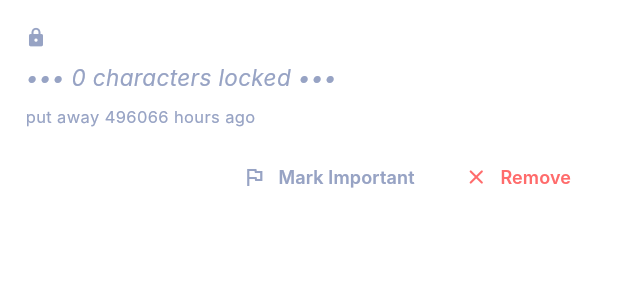
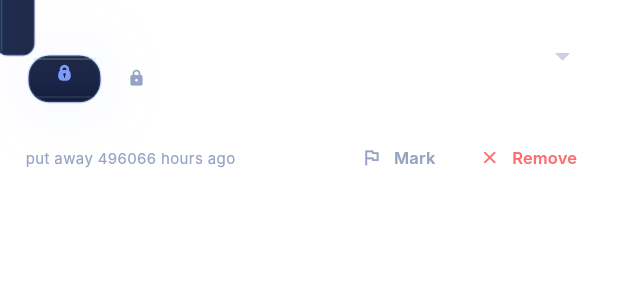
Before and after one commit to prashantgaihre5/Worry-Box, a Flutter app: the _WorryCard widget shown alone on an empty page, opened directly with empty values, on a phone screen of 412 x 824 dp. Shown: the top 300 px of the screen. Run offline on Flutter 3.47's test engine with Material 3 defaults, Android fonts, the phone set to English and light mode, and no system bars; our stand-ins replace audioplayers, shared_preferences; accounts and stored records are empty; Roboto replaces fonts that are missing (Inter).

Commit message:
feat: complete UI overhaul for mini-boxes and expand/collapse
- models/worry.dart: added title field and updated createWithDuration
- services/storage.dart: updated addWorryWithDuration to accept title
- screens/capture_screen.dart: moved BoxAnimation from main screen to
  individual cards; added Title and Description input fields; implemented
  expand/collapse dropdown logic (disabled when locked) that triggers
  mini-box animation

```diff
--- a/app/lib/models/worry.dart
+++ b/app/lib/models/worry.dart
@@ -5,7 +5,8 @@
 /// to avoid timezone ambiguity.
 class Worry {
   final String id;
-  final String text;
+  final String title;
+  final String text; // description
   final int createdAt;
   final int unlockAt;
   String status; // "locked" | "revealed" | "released" | "kept"
@@ -13,6 +14,7 @@ class Worry {
 
   Worry({
     required this.id,
+    this.title = '',
     required this.text,
     required this.createdAt,
     required this.unlockAt,
@@ -94,13 +96,22 @@ class Worry {
   }
 
   /// Creates a Worry that unlocks after [durationSeconds] from now.
-  factory Worry.createWithDuration(String text, int durationSeconds) {
-    final trimmed = text.trim();
-    if (trimmed.isEmpty) {
-      throw ArgumentError('Worry text cannot be empty.');
+  /// Accepts a [title] and [description] (stored in text field).
+  factory Worry.createWithDuration({
+    required String title,
+    required String description,
+    required int durationSeconds,
+  }) {
+    final trimmedTitle = title.trim();
+    final trimmedDesc = description.trim();
+    if (trimmedTitle.isEmpty) {
+      throw ArgumentError('Worry title cannot be empty.');
     }
-    if (trimmed.length > 280) {
-      throw ArgumentError('Worry text cannot exceed 280 characters.');
+    if (trimmedTitle.length > 100) {
+      throw ArgumentError('Worry title cannot exceed 100 characters.');
+    }
+    if (trimmedDesc.length > 500) {
+      throw ArgumentError('Description cannot exceed 500 characters.');
     }
 
     final nowMs = DateTime.now().millisecondsSinceEpoch;
@@ -109,7 +120,8 @@ class Worry {
 
     return Worry(
       id: id,
-      text: trimmed,
+      title: trimmedTitle,
+      text: trimmedDesc,
       createdAt: nowMs,
       unlockAt: nowMs + (durationSeconds * 1000),
       status: 'locked',
@@ -144,6 +156,7 @@ class Worry {
   factory Worry.fromJson(Map<String, dynamic> json) {
     return Worry(
       id: json['id'] as String,
+      title: json['title'] as String? ?? '',
       text: json['text'] as String,
       createdAt: json['createdAt'] as int,
       unlockAt: json['unlockAt'] as int,
@@ -156,6 +169,7 @@ class Worry {
   Map<String, dynamic> toJson() {
     return {
       'id': id,
+      'title': title,
       'text': text,
       'createdAt': createdAt,
       'unlockAt': unlockAt,
--- a/app/lib/screens/capture_screen.dart
+++ b/app/lib/screens/capture_screen.dart
@@ -4,18 +4,17 @@ import '../l10n/app_strings.dart';
 import '../models/worry.dart';
 import '../services/storage.dart';
 import '../services/audio_service.dart';
-import '../services/state.dart';
 import '../theme.dart';
 import '../widgets/box_animation.dart';
 
 /// CAPTURE view — the home screen of the app.
 ///
 /// New flow:
-/// 1. User types worry text
+/// 1. User types Title and Description
 /// 2. Timer picker appears to set lock duration
-/// 3. "Put it away" → sealing animation
-/// 4. Below the box, worry cards appear showing all locked/unlocked worries
-/// 5. Each card has "Mark Important" (flag) and "Remove" buttons
+/// 3. "Put it away"
+/// 4. Worry cards appear below. No central box animation.
+/// 5. Each card has a mini box animation, Title, Dropdown.
 class CaptureScreen extends StatefulWidget {
   final StorageService storage;
   final AudioService audio;
@@ -37,8 +36,9 @@ class CaptureScreen extends StatefulWidget {
 }
 
 class _CaptureScreenState extends State<CaptureScreen> {
-  final _controller = TextEditingController();
-  bool _isSealing = false;
+  final _titleController = TextEditingController();
+  final _descController = TextEditingController();
+  Timer? _ticker;
 
   // Timer duration options in seconds
   static const List<_DurationOption> _durationOptions = [
@@ -56,33 +56,42 @@ class _CaptureScreenState extends State<CaptureScreen> {
   String get _locale => widget.locale;
 
   @override
+  void initState() {
+    super.initState();
+    _ticker = Timer.periodic(const Duration(seconds: 1), (_) {
+      if (mounted) setState(() {});
+    });
+  }
+
+  @override
   void dispose() {
-    _controller.dispose();
+    _ticker?.cancel();
+    _titleController.dispose();
+    _descController.dispose();
     super.dispose();
   }
 
   Future<void> _submitWorry() async {
-    final text = _controller.text.trim();
-    if (text.isEmpty) return;
-
-    setState(() => _isSealing = true);
+    final title = _titleController.text.trim();
+    final desc = _descController.text.trim();
+    if (title.isEmpty) return;
 
     try {
-      await widget.storage.addWorryWithDuration(text, _selectedDuration);
+      await widget.storage.addWorryWithDuration(
+        title: title,
+        description: desc,
+        durationSeconds: _selectedDuration,
+      );
+      _titleController.clear();
+      _descController.clear();
+      FocusScope.of(context).unfocus();
     } catch (e) {
       if (mounted) {
         ScaffoldMessenger.of(context).showSnackBar(
           SnackBar(content: Text(e.toString())),
         );
       }
-      setState(() => _isSealing = false);
-      return;
     }
-  }
-
-  void _onSealComplete() {
-    _controller.clear();
-    setState(() => _isSealing = false);
   }
 
   void _toggleImportant(Worry worry) {
@@ -157,32 +166,34 @@ class _CaptureScreenState extends State<CaptureScreen> {
             textAlign: TextAlign.center,
           ),
 
-          const SizedBox(height: AppSpacing.sp6),
+          const SizedBox(height: AppSpacing.sp8),
 
-          // ── Box illustration ──
-          BoxAnimation(
-            isOpen: !_isSealing,
-            isSealing: _isSealing,
-            onSealComplete: _onSealComplete,
+          // ── Text input (Title & Description) ──
+          TextField(
+            controller: _titleController,
+            maxLength: 100,
+            onChanged: (_) => setState(() {}),
+            decoration: InputDecoration(
+              hintText: 'Give it a title (e.g. Work Stress)',
+              counterText: '',
             ),
-
-          const SizedBox(height: AppSpacing.sp6),
-
-          // ── Text input ──
+            style: const TextStyle(fontWeight: FontWeight.w600),
+          ),
+          const SizedBox(height: AppSpacing.sp3),
           TextField(
-            controller: _controller,
+            controller: _descController,
             maxLines: 3,
-            maxLength: 280,
+            maxLength: 500,
             onChanged: (_) => setState(() {}),
             decoration: InputDecoration(
               hintText: AppStrings.get('placeholder', locale: _locale),
-              counterText: _controller.text.length > 240
-                  ? '${_controller.text.length}/280'
+              counterText: _descController.text.length > 450
+                  ? '${_descController.text.length}/500'
                   : '',
             ),
           ),
 
-          const SizedBox(height: AppSpacing.sp3),
+          const SizedBox(height: AppSpacing.sp4),
 
           // ── Timer picker ──
           Container(
@@ -265,7 +276,7 @@ class _CaptureScreenState extends State<CaptureScreen> {
               Expanded(
                 child: ElevatedButton.icon(
                   onPressed:
-                      _controller.text.trim().isEmpty ? null : _submitWorry,
+                      _titleController.text.trim().isEmpty ? null : _submitWorry,
                   icon: const Icon(Icons.lock_outline, size: 18),
                   label: Text(AppStrings.get('submitButton', locale: _locale)),
                 ),
@@ -309,6 +320,7 @@ class _CaptureScreenState extends State<CaptureScreen> {
             ),
             const SizedBox(height: AppSpacing.sp3),
             ...worries.map((worry) => _WorryCard(
+                  key: ValueKey(worry.id),
                   worry: worry,
                   remainingTime: _formatRemainingTime(worry),
                   onToggleImportant: () => _toggleImportant(worry),
@@ -340,14 +352,15 @@ class _DurationOption {
   const _DurationOption(this.label, this.seconds);
 }
 
-/// Individual worry card with Mark Important and Remove buttons.
-class _WorryCard extends StatelessWidget {
+/// Individual worry card with mini box animation and expandable description.
+class _WorryCard extends StatefulWidget {
   final Worry worry;
   final String remainingTime;
   final VoidCallback onToggleImportant;
   final VoidCallback onRemove;
 
   const _WorryCard({
+    super.key,
     required this.worry,
     required this.remainingTime,
     required this.onToggleImportant,
@@ -355,13 +368,25 @@ class _WorryCard extends StatelessWidget {
   });
 
   @override
+  State<_WorryCard> createState() => _WorryCardState();
+}
+
+class _WorryCardState extends State<_WorryCard> {
+  bool _isExpanded = false;
+
+  @override
   Widget build(BuildContext context) {
-    final isUnlocked = remainingTime == 'Unlocked';
-    final isImportant = worry.isImportant;
+    final isUnlocked = widget.remainingTime == 'Unlocked';
+    final isImportant = widget.worry.isImportant;
+
+    // If it gets locked (e.g. time travels), force close it.
+    if (!isUnlocked && _isExpanded) {
+      _isExpanded = false;
+    }
 
     return Container(
       margin: const EdgeInsets.only(bottom: AppSpacing.sp3),
-      padding: const EdgeInsets.all(AppSpacing.sp4),
+      padding: const EdgeInsets.all(AppSpacing.sp3),
       decoration: BoxDecoration(
         color: isImportant
             ? AppColors.accent.withValues(alpha: 0.08)
@@ -376,103 +401,162 @@ class _WorryCard extends StatelessWidget {
       child: Column(
         crossAxisAlignment: CrossAxisAlignment.start,
         children: [
-          // ── Header: status + important badge ──
+          // ── Header: Mini Box + Title + Dropdown ──
+          Row(
+            crossAxisAlignment: CrossAxisAlignment.start,
+            children: [
+              // Mini Box Animation
+              SizedBox(
+                width: 60,
+                height: 60,
+                child: BoxAnimation(
+                  isOpen: _isExpanded,
+                  isSealing: false,
+                ),
+              ),
+              const SizedBox(width: AppSpacing.sp3),
+              // Title & Status
+              Expanded(
+                child: Column(
+                  crossAxisAlignment: CrossAxisAlignment.start,
+                  children: [
+                    const SizedBox(height: AppSpacing.sp1),
+                    Text(
+                      widget.worry.title,
+                      style: const TextStyle(
+                        fontSize: 16,
+                        fontWeight: FontWeight.w600,
+                        color: AppColors.text,
+                      ),
+                    ),
+                    const SizedBox(height: 4),
                     Row(
                       children: [
-              // Lock/unlock icon
                         Icon(
                           isUnlocked ? Icons.lock_open_rounded : Icons.lock_rounded,
-                size: 14,
+                          size: 12,
                           color: isUnlocked ? AppColors.accentSoft : AppColors.textMuted,
                         ),
                         const SizedBox(width: 4),
                         Text(
-                remainingTime,
+                          widget.remainingTime,
                           style: TextStyle(
                             fontSize: 11,
                             fontWeight: FontWeight.w500,
                             color: isUnlocked ? AppColors.accentSoft : AppColors.textMuted,
                           ),
                         ),
-              const Spacer(),
-              if (isImportant)
+                        if (isImportant) ...[
+                          const SizedBox(width: 8),
                           Container(
-                  padding:
-                      const EdgeInsets.symmetric(horizontal: 6, vertical: 2),
+                            padding: const EdgeInsets.symmetric(horizontal: 4, vertical: 1),
                             decoration: BoxDecoration(
                               color: AppColors.accent.withValues(alpha: 0.15),
-                    borderRadius: BorderRadius.circular(4),
+                              borderRadius: BorderRadius.circular(2),
                             ),
-                  child: const Row(
-                    mainAxisSize: MainAxisSize.min,
-                    children: [
-                      Icon(Icons.flag_rounded,
-                          size: 12, color: AppColors.accent),
-                      SizedBox(width: 2),
-                      Text(
+                            child: const Text(
                               'Important',
                               style: TextStyle(
-                          fontSize: 10,
+                                fontSize: 9,
                                 fontWeight: FontWeight.w600,
                                 color: AppColors.accent,
                               ),
                             ),
+                          ),
+                        ],
+                      ],
+                    ),
                   ],
                 ),
               ),
+              // Dropdown button
+              IconButton(
+                onPressed: isUnlocked
+                    ? () => setState(() => _isExpanded = !_isExpanded)
+                    : null, // Disabled when locked
+                icon: Icon(
+                  _isExpanded ? Icons.arrow_drop_up : Icons.arrow_drop_down,
+                  color: isUnlocked ? AppColors.accent : AppColors.textMuted.withValues(alpha: 0.5),
+                ),
+                tooltip: isUnlocked
+                    ? (_isExpanded ? 'Hide description' : 'Show description')
+                    : 'Locked until timer ends',
+              ),
             ],
           ),
+
+          // ── Expanded Description ──
+          AnimatedSize(
+            duration: AppDurations.base,
+            curve: Curves.easeInOut,
+            child: _isExpanded && widget.worry.text.isNotEmpty
+                ? Padding(
+                    padding: const EdgeInsets.only(
+                      top: AppSpacing.sp3,
+                      left: AppSpacing.sp1,
+                      right: AppSpacing.sp1,
+                    ),
+                    child: Container(
+                      width: double.infinity,
+                      padding: const EdgeInsets.all(AppSpacing.sp3),
+                      decoration: BoxDecoration(
+                        color: AppColors.bg0.withValues(alpha: 0.5),
+                        borderRadius: BorderRadius.circular(AppShape.radiusSm),
+                      ),
+                      child: Text(
+                        widget.worry.text,
+                        style: const TextStyle(
+                          fontSize: 14,
+                          color: AppColors.text,
+                          height: 1.4,
+                        ),
+                      ),
+                    ),
+                  )
+                : const SizedBox.shrink(),
+          ),
+
           const SizedBox(height: AppSpacing.sp2),
 
-          // ── Worry text (hidden if locked, visible if unlocked) ──
-          Text(
-            isUnlocked ? worry.text : '••• ${worry.text.length} characters locked •••',
-            style: TextStyle(
-              fontSize: 15,
-              color: isUnlocked ? AppColors.text : AppColors.textMuted,
-              fontStyle: isUnlocked ? FontStyle.normal : FontStyle.italic,
+          // ── Footer: Relative Time + Actions ──
+          Row(
+            mainAxisAlignment: MainAxisAlignment.spaceBetween,
+            children: [
+              Padding(
+                padding: const EdgeInsets.only(left: AppSpacing.sp1),
+                child: Text(
+                  widget.worry.relativeTime,
+                  style: const TextStyle(fontSize: 10, color: AppColors.textMuted),
                 ),
               ),
-          const SizedBox(height: AppSpacing.sp2),
-
-          // ── Relative time ──
-          Text(
-            worry.relativeTime,
-            style: const TextStyle(fontSize: 11, color: AppColors.textMuted),
-          ),
-          const SizedBox(height: AppSpacing.sp2),
-
-          // ── Action buttons: Mark Important + Remove ──
               Row(
-            mainAxisAlignment: MainAxisAlignment.end,
                 children: [
                   TextButton.icon(
-                onPressed: onToggleImportant,
+                    onPressed: widget.onToggleImportant,
                     icon: Icon(
-                  isImportant
-                      ? Icons.flag_rounded
-                      : Icons.flag_outlined,
-                  size: 16,
+                      isImportant ? Icons.flag_rounded : Icons.flag_outlined,
+                      size: 14,
                       color: isImportant ? AppColors.accent : AppColors.textMuted,
                     ),
                     label: Text(
-                  isImportant ? 'Important' : 'Mark Important',
+                      isImportant ? 'Important' : 'Mark',
                       style: TextStyle(
-                    fontSize: 12,
-                    color:
-                        isImportant ? AppColors.accent : AppColors.textMuted,
+                        fontSize: 11,
+                        color: isImportant ? AppColors.accent : AppColors.textMuted,
                       ),
                     ),
                   ),
-              const SizedBox(width: AppSpacing.sp2),
+                  const SizedBox(width: AppSpacing.sp1),
                   TextButton.icon(
-                onPressed: onRemove,
+                    onPressed: widget.onRemove,
                     icon: const Icon(Icons.close_rounded,
-                    size: 16, color: AppColors.error),
+                        size: 14, color: AppColors.error),
                     label: const Text(
                       'Remove',
-                  style: TextStyle(fontSize: 12, color: AppColors.error),
+                      style: TextStyle(fontSize: 11, color: AppColors.error),
                     ),
+                  ),
+                ],
               ),
             ],
           ),
```
Also changed, not shown: app/lib/services/storage.dart (+10 -2 lines). Lines whose indentation alone changed are shown as unchanged.
